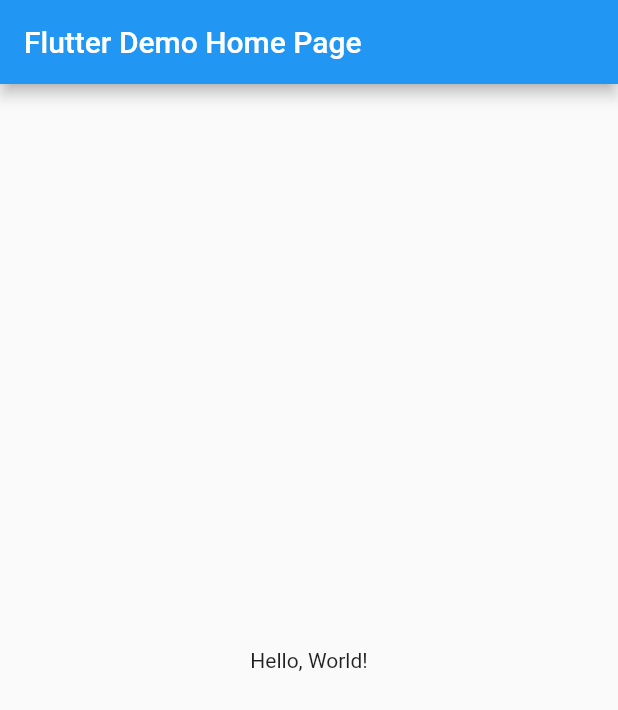
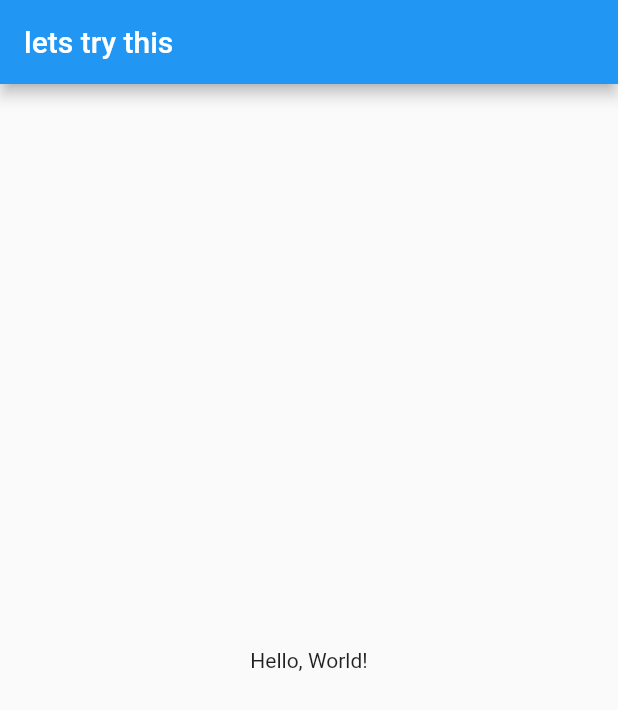
Before and after one commit to safwenourabi/mobile, a Flutter app: the screen it shows after launch, on a phone screen of 412 x 824 dp. Shown: the top 710 px of the screen. Run offline on Flutter 3.47's test engine with Material 2 defaults, Android fonts, the phone set to English and light mode, and no system bars.

Commit message:
first change

```diff
--- a/lib/main.dart
+++ b/lib/main.dart
@@ -9,14 +9,14 @@ class MyApp extends StatelessWidget {
   Widget build(BuildContext context) {
     return MaterialApp(
       // Application name
-      title: 'Flutter Hello World',
+      title: 'lets try this Hello World',
       // Application theme data, you can set the colors for the application as
       // you want
       theme: ThemeData(
         primarySwatch: Colors.blue,
       ),
       // A widget which will be started on application startup
-      home: MyHomePage(title: 'Flutter Demo Home Page'),
+      home: MyHomePage(title: 'lets try this'),
     );
   }
 }
```
